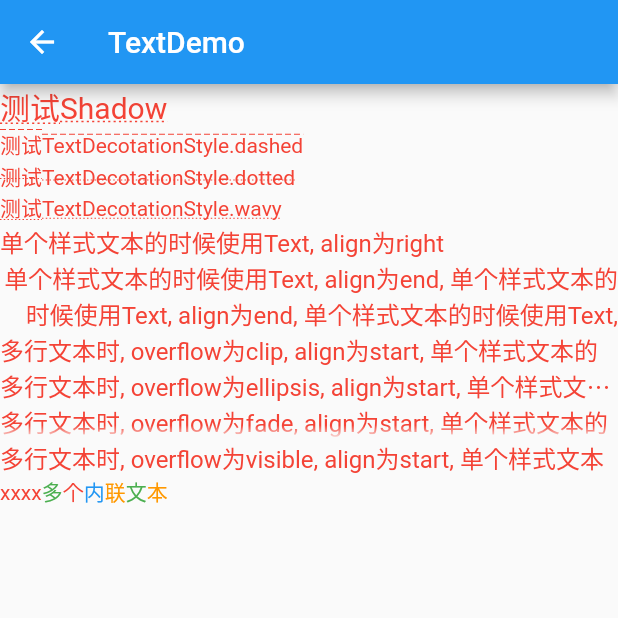
After one commit to lirunkai/flutter_base, a Flutter app: the screen it shows after launch, after a tap on "textDemo", on a phone screen of 412 x 824 dp, the top half of it. The commit adds this screen. Run offline on Flutter 3.47's test engine with Material 2 defaults, Android fonts, the phone set to English and light mode, and no system bars; missing offline and left inert: common_utils.

Commit message:
add scaffold

```diff
--- /dev/null
+++ b/lib/animation/animation_page.dart
@@ -0,0 +1,29 @@
+import 'package:flutter/material.dart';
+import 'package:flutter_base/animation/widget_animated_up_arrow.dart';
+
+class AnimationPage extends StatefulWidget {
+  @override
+  _AnimationPageState createState() => _AnimationPageState();
+}
+
+class _AnimationPageState extends State<AnimationPage> {
+  @override
+  Widget build(BuildContext context) {
+    return Scaffold(
+        body: Stack(
+          alignment: Alignment.bottomCenter,
+          children: <Widget>[
+            Image.asset(
+              'images/black_bg.jpg',
+              height: double.infinity,
+              fit: BoxFit.cover,
+            ),
+            Positioned(
+              child: AnimatedUpArrowWidget(),
+              bottom: 0,
+            )
+          ],
+        ),
+    );
+  }
+}
--- /dev/null
+++ b/lib/animation/widget_animated_up_arrow.dart
@@ -0,0 +1,15 @@
+import 'package:flutter/material.dart';
+
+class AnimatedUpArrowWidget extends StatefulWidget {
+  @override
+  _AnimatedUpArrowWidgetState createState() => _AnimatedUpArrowWidgetState();
+}
+
+class _AnimatedUpArrowWidgetState extends State<AnimatedUpArrowWidget> {
+  @override
+  Widget build(BuildContext context) {
+    return Container(
+
+    );
+  }
+}
--- /dev/null
+++ b/lib/element/text.dart
@@ -0,0 +1,187 @@
+import 'package:flutter/material.dart';
+
+class TextDemo extends StatelessWidget {
+  @override
+  Widget build(BuildContext context) {
+    return Scaffold(
+      appBar: new AppBar(
+        title: Text('TextDemo'),
+      ),
+      body: new TextDetail(),
+    );
+  }
+}
+
+class TextDetail extends StatelessWidget {
+  @override
+  Widget build(BuildContext context) {
+    return Column(
+      crossAxisAlignment: CrossAxisAlignment.start,
+      children: <Widget>[
+        Container(
+          child: Text(
+            '测试Shadow',
+            style: TextStyle(
+              color: Colors.red,
+              fontSize: 20,
+              decoration: TextDecoration.underline,
+              decorationStyle: TextDecorationStyle.dotted
+            ),
+          ),
+        ),
+        Container(
+          child: Text(
+            '测试TextDecotationStyle.dashed',
+            style: TextStyle(
+              color: Colors.red,
+              decoration: TextDecoration.overline,
+              decorationStyle: TextDecorationStyle.dashed
+            ),
+          ),
+        ),
+        Container(
+          child: Text(
+            '测试TextDecotationStyle.dotted',
+            style: TextStyle(
+              color: Colors.red,
+              decoration: TextDecoration.lineThrough,
+              decorationStyle: TextDecorationStyle.dotted
+            ),
+          ),
+        ),
+        Container(
+          child: Text(
+            '测试TextDecotationStyle.wavy',
+            style: TextStyle(
+              color: Colors.red,
+              decoration: TextDecoration.underline,
+              decorationStyle: TextDecorationStyle.dotted
+            ),
+          ),
+        ),
+        Container(
+          child: new Text(
+            '单个样式文本的时候使用Text, align为right',
+            style: TextStyle(
+              fontSize: 16,
+              color: Colors.red,
+            ),
+            textWidthBasis: TextWidthBasis.parent,
+            textAlign: TextAlign.right,
+          ),
+        ),
+        Container(
+          child: new Text(
+            '单个样式文本的时候使用Text, align为end, 单个样式文本的时候使用Text, align为end, 单个样式文本的时候使用Text, align为end',
+            maxLines: 2,
+            style: TextStyle(
+              fontSize: 16,
+              color: Colors.red
+            ),
+            textAlign: TextAlign.end,
+          ),
+        ),
+        Container(
+          child: new Text(
+            '多行文本时, overflow为clip, align为start, 单个样式文本的时候使用Text, align为left, 单个样式文本的时候使用Text, align为left',
+            maxLines: 1,
+            overflow: TextOverflow.clip,
+            style: TextStyle(
+              fontSize: 16,
+              color: Colors.red
+            ),
+          ),
+        ),
+        Container(
+          child: new Text(
+            '多行文本时, overflow为ellipsis, align为start, 单个样式文本的时候使用Text, align为left, 单个样式文本的时候使用Text, align为left',
+            maxLines: 1,
+            overflow: TextOverflow.ellipsis,
+            style: TextStyle(
+              fontSize: 16,
+              color: Colors.red
+            ),
+          ),
+        ),
+        Container(
+          child: new Text(
+            '多行文本时, overflow为fade, align为start, 单个样式文本的时候使用Text, align为left, 单个样式文本的时候使用Text, align为left',
+            maxLines: 1,
+            overflow: TextOverflow.fade,
+            style: TextStyle(
+              fontSize: 16,
+              color: Colors.red
+            ),
+          ),
+        ),
+        Container(
+          child: new Text(
+            '多行文本时, overflow为visible, align为start, 单个样式文本的时候使用Text, align为left, 单个样式文本的时候使用Text, align为left',
+            maxLines: 1,
+            overflow: TextOverflow.visible,
+            style: TextStyle(
+              fontSize: 16,
+              color: Colors.red
+            ),
+          ),
+        ),
+        Container(
+          child: RichText(
+            textAlign: TextAlign.start,
+            text: TextSpan(
+              text: 'xxxx',
+              style: TextStyle(
+                fontSize: 14,
+                color: Colors.red
+              ),
+              children: <TextSpan>[
+                TextSpan(
+                  text: '多',
+                  style: TextStyle(
+                    fontSize: 14,
+                    color: Colors.green
+                  )
+                ),
+                TextSpan(
+                  text: '个',
+                  style: TextStyle(
+                    fontSize: 14,
+                    color: Colors.red
+                  )
+                ),
+                TextSpan(
+                  text: '内',
+                  style: TextStyle(
+                    fontSize: 14,
+                    color: Colors.blue
+                  )
+                ),
+                TextSpan(
+                  text: '联',
+                  style: TextStyle(
+                    fontSize: 14,
+                    color: Colors.orange
+                  )
+                ),
+                TextSpan(
+                  text: '文',
+                  style: TextStyle(
+                    fontSize: 14,
+                    color: Colors.green
+                  )
+                ),
+                TextSpan(
+                  text: '本',
+                  style: TextStyle(
+                    fontSize: 14,
+                    color: Colors.orange
+                  )
+                )
+              ]
+            )
+          ),
+        )
+      ],
+    );
+  }
+}
--- a/lib/main.dart
+++ b/lib/main.dart
@@ -12,8 +12,12 @@ import 'package:flutter_base/animation/animated_icon_page.dart';
 import 'package:flutter_base/animation/animated_list_page.dart';
 import 'package:flutter_base/animation/animted_switch.dart';
 
+// element
+import 'package:flutter_base/element/text.dart';
+
 // wrap
 import 'package:flutter_base/wrap/card.dart';
+import 'package:flutter_base/wrap/scaffold.dart';
 
 void main() => runApp(MyApp());
 
@@ -30,6 +34,9 @@ class MyApp extends StatelessWidget {
       ),
       home: MyHomePage(title: 'Flutter Demo Home Page'),
       routes: {
+        'scaffoldDemo': (context) => ScaffoldDemo(),
+        'textDemo': (context) => TextDemo(),
+        'scaffoldDemo': (context) => ScaffoldDemo(),
         'HeroPage': (context) => HeroPage(),
         'LogoApp': (context) => LogoApp(),
         'animatedContainer': (context) => AnimationContainerDemo(),
@@ -67,6 +74,18 @@ class _MyHomePageState extends State<MyHomePage> {
           child: SingleChildScrollView(
             child: Column(
               children: <Widget>[
+                RaisedButton(
+                  onPressed: () {
+                    navigateTo('scaffoldDemo');
+                  },
+                  child: Text('scaffoldDemo'),
+                ),
+                RaisedButton(
+                  onPressed: () {
+                    navigateTo('textDemo');
+                  },
+                  child: Text('textDemo', style: TextStyle(color: Colors.red),),
+                ),
                 RaisedButton(
                   onPressed: () {
                     navigateTo('HeroPage');
@@ -120,6 +139,24 @@ class _MyHomePageState extends State<MyHomePage> {
           ),
         ),
       ),
+      bottomNavigationBar: BottomNavigationBar(
+        items: const <BottomNavigationBarItem>[
+          BottomNavigationBarItem(
+            icon: Icon(Icons.home),
+            title: Text('home')
+          ),
+          BottomNavigationBarItem(
+            icon: Icon(Icons.business),
+            title: Text('business')
+          ),
+          BottomNavigationBarItem(
+            icon: Icon(Icons.school),
+            title: Text('school')
+          )
+        ],
+        currentIndex: 1,
+        selectedItemColor: Colors.amber[800]
+      ),
     );
   }
 
--- /dev/null
+++ b/lib/wrap/scaffold.dart
@@ -0,0 +1,33 @@
+import 'package:flutter/material.dart';
+
+class ScaffoldDemo extends StatelessWidget {
+  @override
+  Widget build(BuildContext context) {
+    return Scaffold(
+        appBar: new AppBar(
+          title: Text('Scaffold Demo'),
+        ),
+        drawer: Drawer(
+          child: Column(
+            children: <Widget>[
+
+            ],
+          ),
+        ),
+        body: Center(
+          child: Container(
+            child: Text('Hello Echo'),
+          ),
+        ),
+        bottomNavigationBar: BottomAppBar(
+          child: Container(height: 50.0,),
+          shape: const CircularNotchedRectangle(),
+        ),
+        floatingActionButton: FloatingActionButton(
+          onPressed: () {},
+          child: Icon(Icons.add),
+        ),
+        floatingActionButtonLocation: FloatingActionButtonLocation.centerDocked,
+    );
+  }
+}
```
Also changed, not shown: images/UP.png (added), images/bg.jpg (added), images/bg.png (added), images/black_bg.jpg (added).
